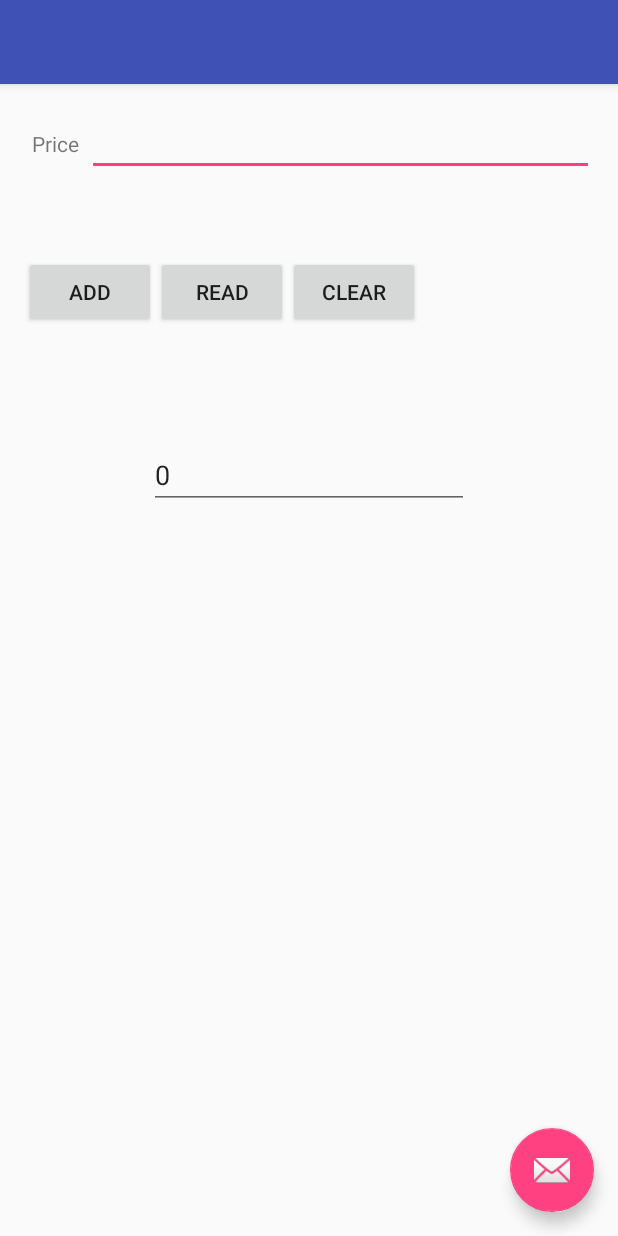
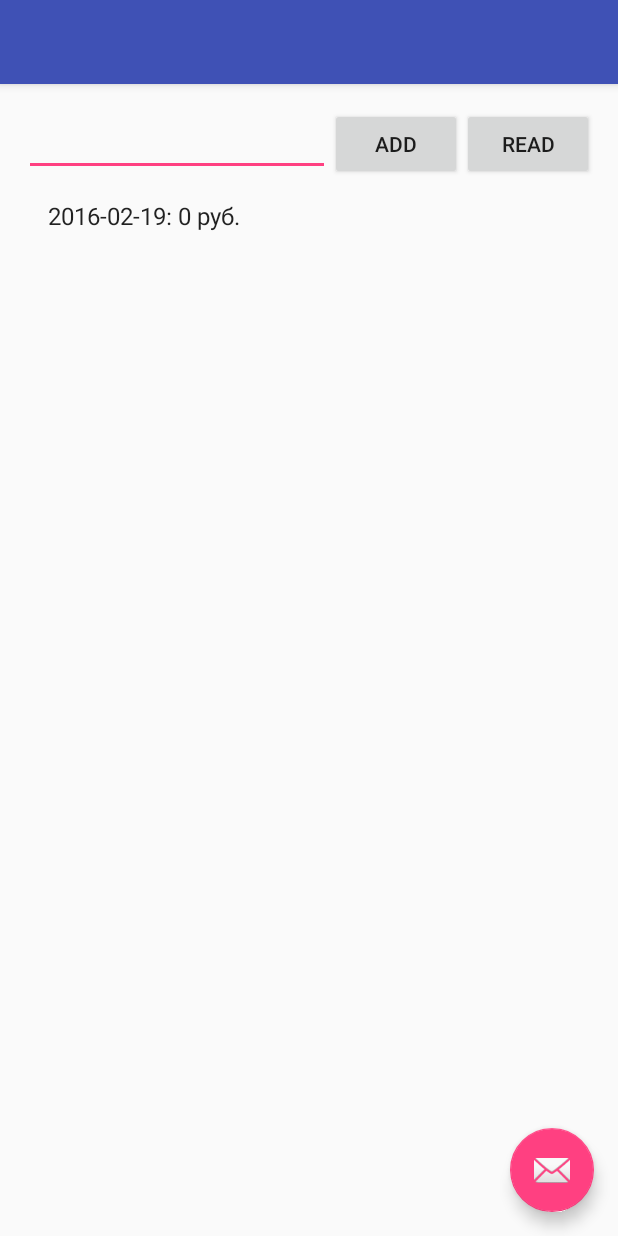
Before and after one commit to egolubev/Moneymeter, an Android app: the screen it shows after launch (MainActivity), after a tap on "READ", on a phone screen of 412 x 824 dp. Run offline under Robolectric (Android 15) with nearby library versions, the phone set to English and light mode, and no system bars.

Commit message:
icon sum add read

```diff
--- a/app/src/main/java/com/example/egolubev/moneymeter/MainActivity.java
+++ b/app/src/main/java/com/example/egolubev/moneymeter/MainActivity.java
@@ -10,17 +10,24 @@ import android.os.Bundle;
 import android.util.Log;
 import android.view.View;
 import android.view.View.OnClickListener;
+import android.widget.ArrayAdapter;
 import android.widget.Button;
 import android.widget.EditText;
+import android.widget.ListView;
+
 import java.text.SimpleDateFormat;
+import java.util.ArrayList;
 import java.util.Date;
+import java.util.List;
 
 public class MainActivity extends Activity implements OnClickListener {
 
     final String LOG_TAG = "myLogs";
 
     Button btnAdd, btnRead, btnClear;
-    EditText etPrice, sumPrice;
+    EditText etPrice;
+
+    ListView sumPrice;
 
     DBHelper dbHelper;
 
@@ -36,12 +43,10 @@ public class MainActivity extends Activity implements OnClickListener {
         btnRead = (Button) findViewById(R.id.btnRead);
         btnRead.setOnClickListener(this);
 
-        btnClear = (Button) findViewById(R.id.btnClear);
-        btnClear.setOnClickListener(this);
+        //btnClear = (Button) findViewById(R.id.btnClear);
+        //btnClear.setOnClickListener(this);
 
         etPrice = (EditText) findViewById(R.id.etPrice);
-
-        sumPrice = (EditText) findViewById(R.id.sumPrice);
 
         // создаем объект для создания и управления версиями БД
         dbHelper = new DBHelper(this);
@@ -50,6 +55,8 @@ public class MainActivity extends Activity implements OnClickListener {
 
     @Override
     public void onClick(View v) {
+
+        List<String> names = new ArrayList<String>();
 
         // создаем объект для данных
         ContentValues cv = new ContentValues();
@@ -68,7 +75,7 @@ public class MainActivity extends Activity implements OnClickListener {
                 // вставка стоимость
                 cv.put("price", price);
                 // вставка дата
-                SimpleDateFormat sdf = new SimpleDateFormat("yyyy-MM-dd HH:mm:ss");
+                SimpleDateFormat sdf = new SimpleDateFormat("yyyy-MM-dd 00:00:00");
                 String strDate = sdf.format(new Date());
                 cv.put("date_add", strDate);
                 // вставляем запись и получаем ее ID
@@ -78,7 +85,7 @@ public class MainActivity extends Activity implements OnClickListener {
             case R.id.btnRead:
                 Log.d(LOG_TAG, "--- Rows in mytable: ---");
                 // делаем запрос всех данных из таблицы mytable, получаем Cursor
-                Cursor c = db.query("mytable", null, null, null, null, null, null);
+                Cursor c = db.query("mytable", new String[]{ "*", "SUM(price) AS price" }, null, null, "date_add", null, "date_add DESC");
 
                 // ставим позицию курсора на первую строку выборки
                 // если в выборке нет строк, вернется false
@@ -88,7 +95,8 @@ public class MainActivity extends Activity implements OnClickListener {
                     int idColIndex = c.getColumnIndex("id");
                     int priceColIndex = c.getColumnIndex("price");
                     int dateColIndex = c.getColumnIndex("date_add");
-                    int sum = 0;
+                    String price_one = "";
+                    String date_one = "";
 
                     do {
                         // получаем значения по номерам столбцов и пишем все в лог
@@ -97,20 +105,34 @@ public class MainActivity extends Activity implements OnClickListener {
                                         ", price = " + c.getInt(priceColIndex) +
                                         ", date = " + c.getString(dateColIndex));
                         // переход на следующую строку
-                        // а если следующей нет (текущая - последняя), то false - выходим из цикла
-                        sum = sum + c.getInt(priceColIndex);
+                        date_one = c.getString(dateColIndex).substring(0,10).concat(": ");
+                        price_one = c.getString(priceColIndex).concat(" руб.");
+                        names.add(date_one.concat(price_one));
                     } while (c.moveToNext());
-                    sumPrice.setText(Integer.toString(sum));
+
+
+                    // находим список
+                    ListView sumPrice = (ListView) findViewById(R.id.sumPrice);
+
+                    // создаем адаптер
+                    ArrayAdapter<String> adapter = new ArrayAdapter<String>(this,
+                            android.R.layout.simple_list_item_1, names);
+
+                    // присваиваем адаптер списку
+                    sumPrice.setAdapter(adapter);
+
+
+
                 } else
                     Log.d(LOG_TAG, "0 rows");
                 c.close();
                 break;
-            case R.id.btnClear:
-                Log.d(LOG_TAG, "--- Clear mytable: ---");
-                // удаляем все записи
-                int clearCount = db.delete("mytable", null, null);
-                Log.d(LOG_TAG, "deleted rows count = " + clearCount);
-                break;
+//            case R.id.btnClear:
+//                Log.d(LOG_TAG, "--- Clear mytable: ---");
+//                // удаляем все записи
+//                int clearCount = db.delete("mytable", null, null);
+//                Log.d(LOG_TAG, "deleted rows count = " + clearCount);
+//                break;
         }
         // закрываем подключение к БД
         dbHelper.close();
--- a/app/src/main/res/layout/content_main.xml
+++ b/app/src/main/res/layout/content_main.xml
@@ -13,13 +13,6 @@
         android:id="@+id/linearLayout1"
         android:layout_width="match_parent"
         android:layout_height="wrap_content">
-        <TextView
-            android:layout_width="wrap_content"
-            android:layout_height="wrap_content"
-            android:text="Price"
-            android:layout_marginLeft="5dp"
-            android:layout_marginRight="5dp">
-        </TextView>
         <EditText
             android:id="@+id/etPrice"
             android:layout_width="wrap_content"
@@ -28,15 +21,6 @@
             <requestFocus>
             </requestFocus>
         </EditText>
-    </LinearLayout>
-    <LinearLayout
-        android:id="@+id/linearLayout2"
-        android:layout_width="match_parent"
-        android:layout_height="wrap_content"
-        android:layout_below="@+id/linearLayout1"
-        android:layout_alignParentRight="true"
-        android:layout_alignParentEnd="true"
-        android:layout_marginTop="53dp">
         <Button
             android:id="@+id/btnAdd"
             android:layout_width="wrap_content"
@@ -49,23 +33,28 @@
             android:layout_height="wrap_content"
             android:text="Read">
         </Button>
-        <Button
-            android:id="@+id/btnClear"
-            android:layout_width="wrap_content"
+        <!--<Button-->
+            <!--android:id="@+id/btnClear"-->
+            <!--android:layout_width="wrap_content"-->
+            <!--android:layout_height="wrap_content"-->
+            <!--android:text="Clear">-->
+        <!--</Button>-->
+    </LinearLayout>
+    <LinearLayout
+        android:id="@+id/linearLayout2"
+        android:layout_width="match_parent"
+        android:layout_height="wrap_content"
+        android:layout_below="@+id/linearLayout1"
+        android:layout_alignParentRight="true"
+        android:layout_alignParentEnd="true">
+        <ListView
+            android:id="@+id/sumPrice"
+            android:layout_width="match_parent"
             android:layout_height="wrap_content"
-            android:text="Clear">
-        </Button>
-
+            android:layout_below="@+id/linearLayout2"
+            android:layout_alignParentRight="true"
+            android:layout_alignParentEnd="true"
+            android:layout_alignParentBottom="true">
+        </ListView>
     </LinearLayout>
-
-    <EditText
-        android:layout_width="wrap_content"
-        android:layout_height="wrap_content"
-        android:inputType="number"
-        android:ems="10"
-        android:id="@+id/sumPrice"
-        android:layout_weight="1"
-        android:layout_below="@+id/linearLayout2"
-        android:layout_centerHorizontal="true"
-        android:layout_marginTop="75dp" />
 </RelativeLayout>
```
Also changed, not shown: app/src/main/res/mipmap-hdpi/ic_launcher.png, app/src/main/res/mipmap-mdpi/ic_launcher.png, app/src/main/res/mipmap-xhdpi/ic_launcher.png, app/src/main/res/mipmap-xxhdpi/ic_launcher.png, app/src/main/res/mipmap-xxxhdpi/ic_launcher.png.
